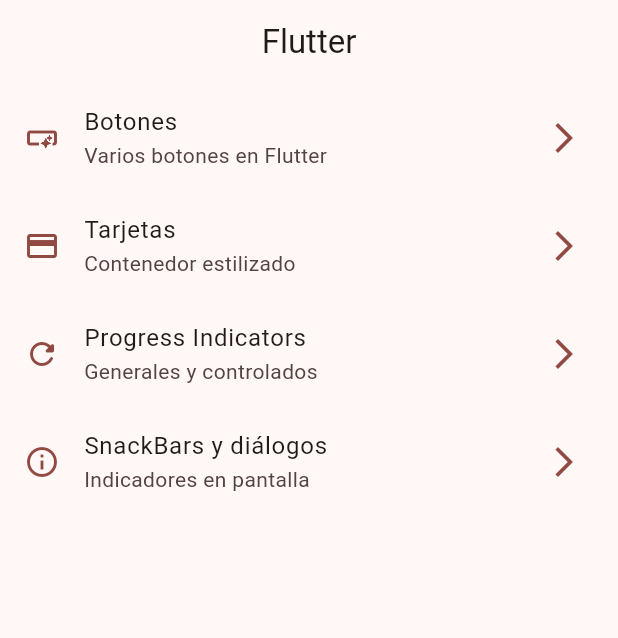
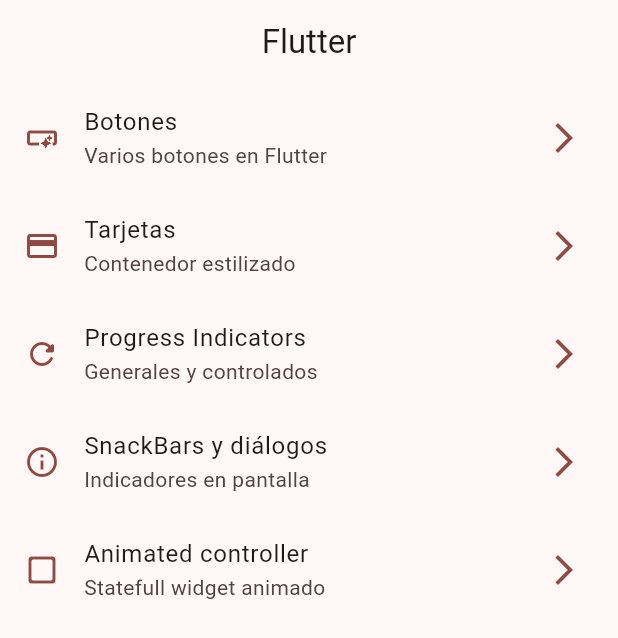
Before and after one commit to Gaan21/Flutter, a Flutter app: the screen it shows after launch, on a phone screen of 412 x 824 dp. Shown: the top 638 px of the screen. Run offline on Flutter 3.47's test engine with Material 2 defaults, Android fonts, the phone set to English and light mode, and no system bars; our stand-ins replace animate_do, dio, go_router, video_player.

Commit message:
Contenedor animado

```diff
--- a/widgets_app/lib/config/menu/menu_items.dart
+++ b/widgets_app/lib/config/menu/menu_items.dart
@@ -48,4 +48,11 @@ const appMenuItems = <MenuItem>[
     nombreRuta: SnackbarScreen.name,
     icon: Icons.info_outline,
   ),
+  MenuItem(
+    title: "Animated controller",
+    subtitle: "Statefull widget animado",
+    link: "/animated",
+    nombreRuta: AnimatedScreen.name,
+    icon: Icons.check_box_outline_blank_rounded,
+  ),
 ];
--- a/widgets_app/lib/config/router/app_router.dart
+++ b/widgets_app/lib/config/router/app_router.dart
@@ -30,5 +30,10 @@ final appRouter = GoRouter(
       name: SnackbarScreen.name,
       builder: (context, state) => const SnackbarScreen(),
     ),
+    GoRoute(
+      path: "/animated",
+      name: AnimatedScreen.name,
+      builder: (context, state) => const AnimatedScreen(),
+    ),
   ],
 );
--- a/widgets_app/lib/main.dart
+++ b/widgets_app/lib/main.dart
@@ -17,6 +17,7 @@ class MyApp extends StatelessWidget {
   @override
   Widget build(BuildContext context) {
     return MaterialApp.router(
+      title: "Flutter Widgets",
       routerConfig: appRouter,
       debugShowCheckedModeBanner: false,
       theme: AppTheme(selectedColor: 3).getTheme(),
```
Also changed, not shown: widgets_app/lib/presentation/screens/animated/animated_screen.dart (+45 -2 lines), widgets_app/lib/presentation/screens/snackbar/snackbar_screen.dart (+34 -1 lines).
